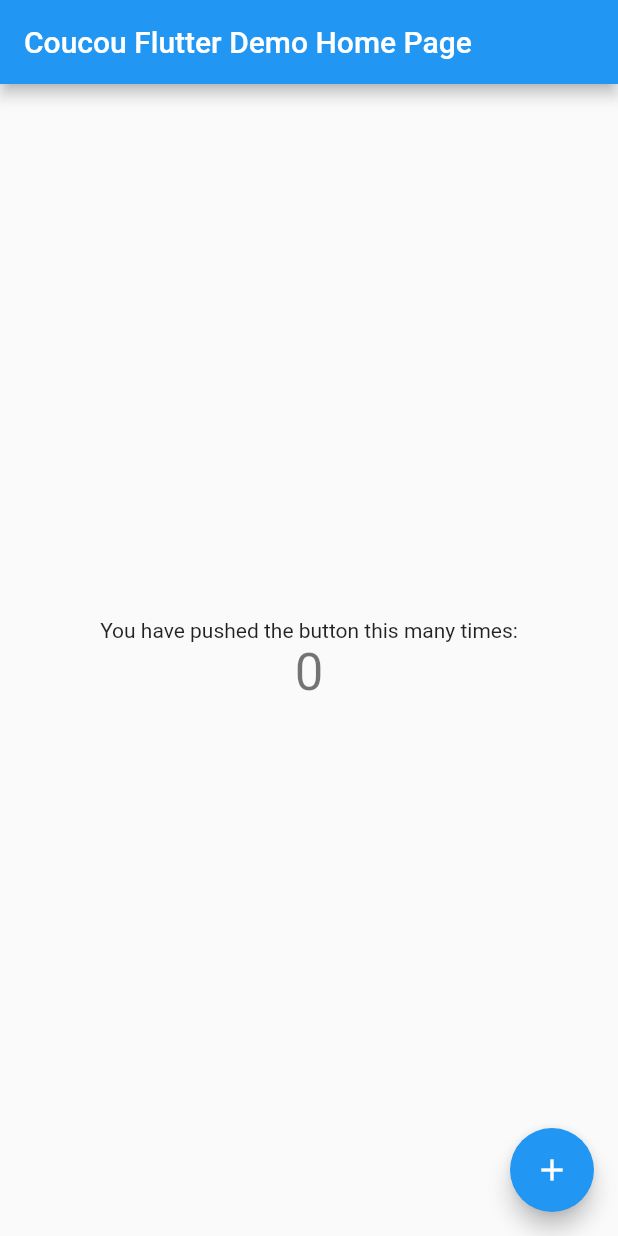
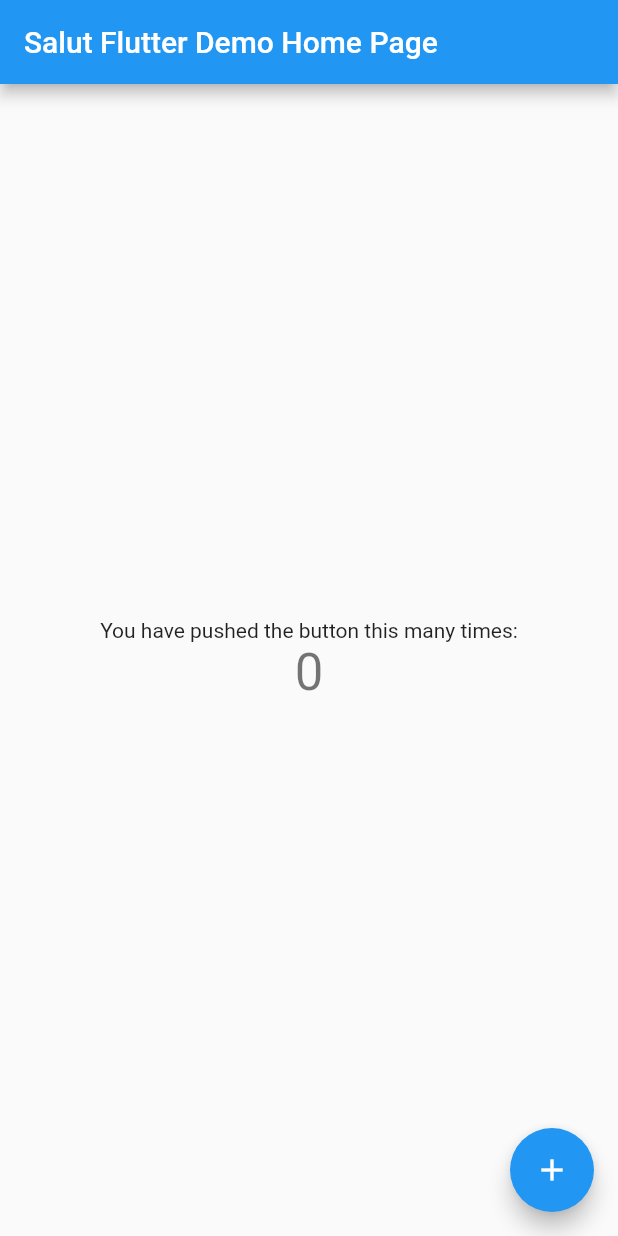
Before and after one commit to chauvinpierre79/DeploiTest, a Flutter app: the screen it shows after launch, on a phone screen of 412 x 824 dp. Run offline on Flutter 3.47's test engine with Material 2 defaults, Android fonts, the phone set to English and light mode, and no system bars.

Commit message:
update firebase-hosting-merge.yml

```diff
--- a/lib/main.dart
+++ b/lib/main.dart
@@ -24,7 +24,7 @@ class MyApp extends StatelessWidget {
         // is not restarted.
         primarySwatch: Colors.blue,
       ),
-      home: const MyHomePage(title: 'Coucou Flutter Demo Home Page'),
+      home: const MyHomePage(title: 'Salut Flutter Demo Home Page'),
     );
   }
 }
```
